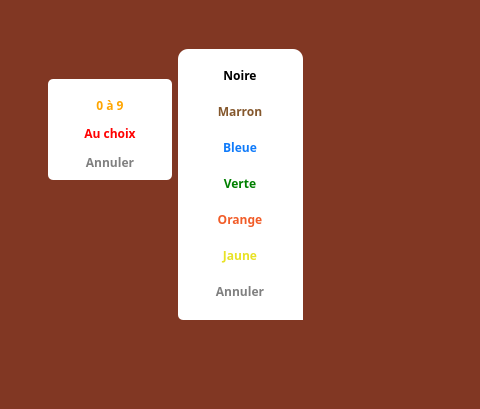
The window that src/mainwindow.ui (Txikilinux/leterrier-fubuki) describes before a commit, drawn with Qt 5; both pictures show x 112 to 592 and y 181 to 590 of the 1024 by 590 pixel window.
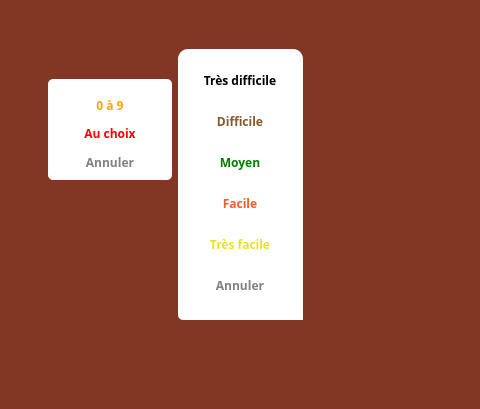
The same window after the commit. Icons and pictures are not drawn. Custom widgets are drawn as their Qt base class.

Diff of the .ui file:
```diff
--- a/src/mainwindow.ui
+++ b/src/mainwindow.ui
@@ -159,7 +159,7 @@
             <enum>QFrame::Raised</enum>
            </property>
            <layout class="QGridLayout" name="gridLayout_2">
-            <item row="11" column="0">
+            <item row="10" column="0">
              <widget class="AbulEduFlatBoutonV1" name="btnNiveauAnnuler">
               <property name="minimumSize">
                <size>
@@ -192,7 +192,7 @@
              </widget>
             </item>
             <item row="5" column="0">
-             <widget class="AbulEduFlatBoutonV1" name="btnNiveauInfernal">
+             <widget class="AbulEduFlatBoutonV1" name="btnNiveauTresDifficile">
               <property name="minimumSize">
                <size>
                 <width>100</width>
@@ -219,12 +219,12 @@
                <string notr="true"/>
               </property>
               <property name="text">
-               <string>Noire</string>
+               <string>Très difficile</string>
               </property>
              </widget>
             </item>
-            <item row="10" column="0">
-             <widget class="AbulEduFlatBoutonV1" name="btnNiveauFacile">
+            <item row="9" column="0">
+             <widget class="AbulEduFlatBoutonV1" name="btnNiveauTresFacile">
               <property name="minimumSize">
                <size>
                 <width>100</width>
@@ -252,11 +252,11 @@
                <string notr="true">color:#e8e226;</string>
               </property>
               <property name="text">
-               <string>Jaune</string>
+               <string>Très facile</string>
               </property>
              </widget>
             </item>
-            <item row="9" column="0">
+            <item row="7" column="0">
              <widget class="AbulEduFlatBoutonV1" name="btnNiveauMoyen">
               <property name="minimumSize">
                <size>
@@ -281,79 +281,15 @@
                <cursorShape>PointingHandCursor</cursorShape>
               </property>
               <property name="styleSheet">
-               <string notr="true">color:#f15c28;</string>
-              </property>
-              <property name="text">
-               <string>Orange</string>
-              </property>
-             </widget>
-            </item>
-            <item row="8" column="0">
-             <widget class="AbulEduFlatBoutonV1" name="btnNiveauDifficile">
-              <property name="minimumSize">
-               <size>
-                <width>100</width>
-                <height>30</height>
-               </size>
-              </property>
-              <property name="maximumSize">
-               <size>
-                <width>100</width>
-                <height>30</height>
-               </size>
-              </property>
-              <property name="font">
-               <font>
-                <family>Andika Basic</family>
-                <weight>75</weight>
-                <bold>true</bold>
-               </font>
-              </property>
-              <property name="cursor">
-               <cursorShape>PointingHandCursor</cursorShape>
-              </property>
-              <property name="styleSheet">
                <string notr="true">color: green;</string>
               </property>
               <property name="text">
-               <string>Verte</string>
-              </property>
-             </widget>
-            </item>
-            <item row="7" column="0">
-             <widget class="AbulEduFlatBoutonV1" name="btnNiveauTresDifficile">
-              <property name="minimumSize">
-               <size>
-                <width>100</width>
-                <height>30</height>
-               </size>
-              </property>
-              <property name="maximumSize">
-               <size>
-                <width>100</width>
-                <height>30</height>
-               </size>
-              </property>
-              <property name="font">
-               <font>
-                <family>Andika Basic</family>
-                <weight>75</weight>
-                <bold>true</bold>
-               </font>
-              </property>
-              <property name="cursor">
-               <cursorShape>PointingHandCursor</cursorShape>
-              </property>
-              <property name="styleSheet">
-               <string notr="true">color: #107bfa;</string>
-              </property>
-              <property name="text">
-               <string>Bleue</string>
+               <string>Moyen</string>
               </property>
              </widget>
             </item>
             <item row="6" column="0">
-             <widget class="AbulEduFlatBoutonV1" name="btnNiveauDiabolique">
+             <widget class="AbulEduFlatBoutonV1" name="btnNiveauDifficile">
               <property name="minimumSize">
                <size>
                 <width>100</width>
@@ -380,7 +316,39 @@
                <string notr="true">color:#85582d;</string>
               </property>
               <property name="text">
-               <string>Marron</string>
+               <string>Difficile</string>
+              </property>
+             </widget>
+            </item>
+            <item row="8" column="0">
+             <widget class="AbulEduFlatBoutonV1" name="btnNiveauFacile">
+              <property name="minimumSize">
+               <size>
+                <width>100</width>
+                <height>30</height>
+               </size>
+              </property>
+              <property name="maximumSize">
+               <size>
+                <width>100</width>
+                <height>30</height>
+               </size>
+              </property>
+              <property name="font">
+               <font>
+                <family>Andika Basic</family>
+                <weight>75</weight>
+                <bold>true</bold>
+               </font>
+              </property>
+              <property name="cursor">
+               <cursorShape>PointingHandCursor</cursorShape>
+              </property>
+              <property name="styleSheet">
+               <string notr="true">color:#f15c28;</string>
+              </property>
+              <property name="text">
+               <string>Facile</string>
               </property>
              </widget>
             </item>
```
